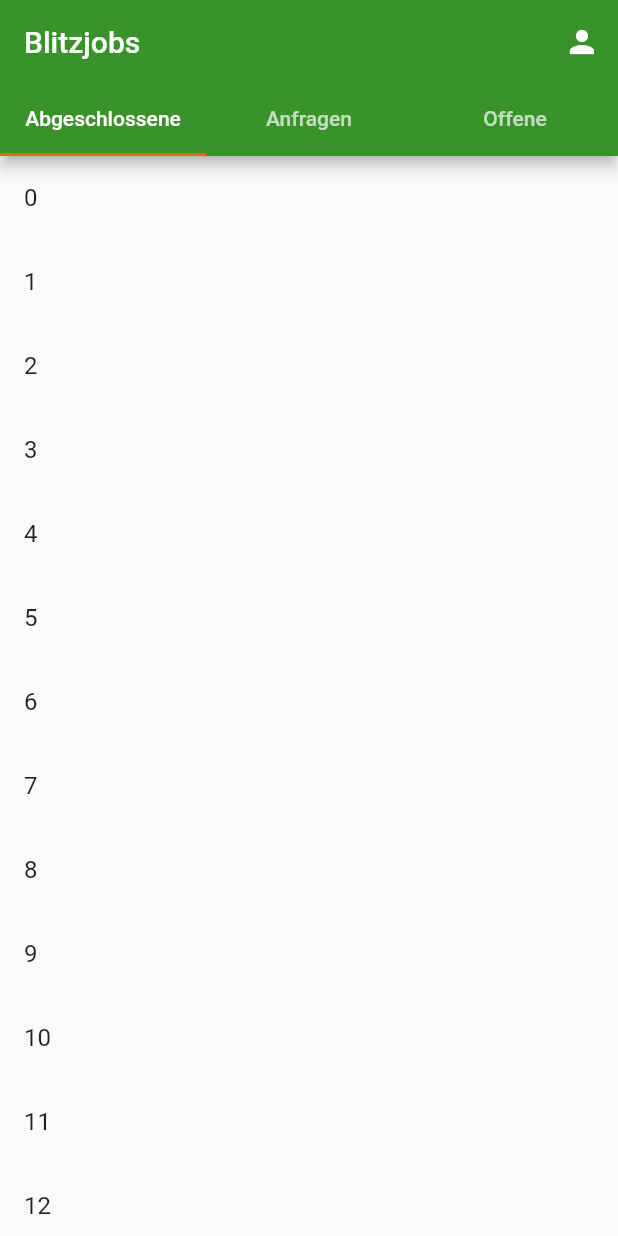
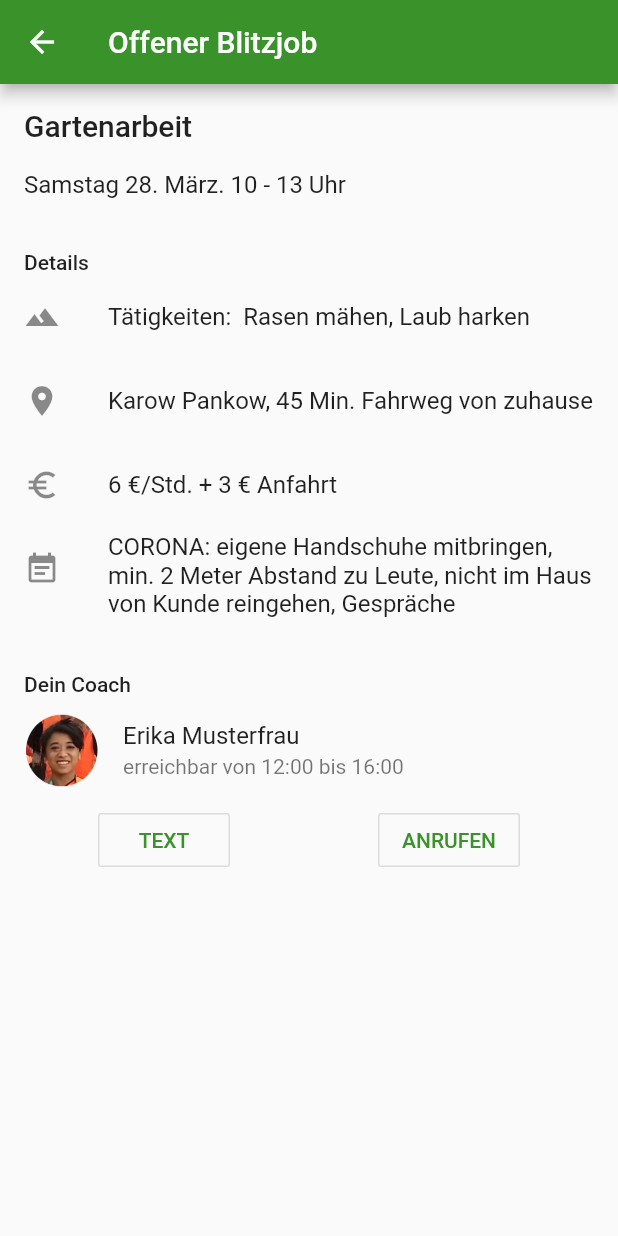
Before and after one commit to maxreb/teenkom, a Flutter app: the screen it shows after launch, after a tap on an icon or button, on a phone screen of 412 x 824 dp. Run offline on Flutter 3.47's test engine with Material 2 defaults, Android fonts, the phone set to English and light mode, and no system bars; our stand-ins replace firebase_messaging; missing offline and left inert: grpc, protobuf; accounts and stored records are empty; project files that could hold a hidden picture were left out.

Commit message:
added open job details

```diff
--- /dev/null
+++ b/mobile/lib/components/job_details.dart
@@ -0,0 +1,95 @@
+import 'package:flutter/material.dart';
+
+class JobData extends StatefulWidget {
+  final bool showDetails;
+
+  const JobData({Key key, this.showDetails = true}) : super(key: key);
+
+  @override
+  _JobDataState createState() => _JobDataState();
+}
+
+class _JobDataState extends State<JobData>
+    with SingleTickerProviderStateMixin {
+  AnimationController controller;
+  Animation<double> _fadeInAnimation;
+
+  @override
+  void didUpdateWidget(JobData oldWidget) {
+    if (oldWidget.showDetails != widget.showDetails) controller.forward();
+    super.didUpdateWidget(oldWidget);
+  }
+
+  @override
+  void initState() {
+    controller = AnimationController(
+      vsync: this,
+      duration: Duration(milliseconds: 200),
+    );
+    _fadeInAnimation = Tween(begin: 0.0, end: 1.0).animate(
+      CurvedAnimation(parent: controller, curve: Curves.easeIn),
+    );
+    if (widget.showDetails) controller.value = 1;
+    super.initState();
+  }
+
+  @override
+  Widget build(BuildContext context) {
+    return Column(
+      mainAxisSize: MainAxisSize.min,
+      crossAxisAlignment: CrossAxisAlignment.start,
+      children: <Widget>[
+        Padding(
+          padding: const EdgeInsets.only(left: 16, right: 16, top: 16),
+          child: Text(
+            'Gartenarbeit',
+            style: Theme.of(context).textTheme.title,
+          ),
+        ),
+        ListTile(
+          title: Text('Samstag 28. März. 10 - 13 Uhr'),
+        ),
+        SizedBox(height: 16),
+        if (widget.showDetails) ...[
+          FadeTransition(
+            opacity: _fadeInAnimation,
+            child: Padding(
+              padding: const EdgeInsets.symmetric(horizontal: 16),
+              child: Text('Details', style: Theme.of(context).textTheme.button,),
+            ),
+          ),
+          FadeTransition(
+            opacity: _fadeInAnimation,
+            child: ListTile(
+              leading: Icon(Icons.terrain),
+              title: Text('Tätigkeiten:  Rasen mähen, Laub harken'),
+            ),
+          ),
+          FadeTransition(
+            opacity: _fadeInAnimation,
+            child: ListTile(
+              leading: Icon(Icons.location_on),
+              title: Text('Karow Pankow, 45 Min. Fahrweg von zuhause'),
+            ),
+          ),
+          FadeTransition(
+            opacity: _fadeInAnimation,
+            child: ListTile(
+              leading: Icon(Icons.euro_symbol),
+              title: Text('6 €/Std. + 3 € Anfahrt'),
+            ),
+          ),
+          FadeTransition(
+            opacity: _fadeInAnimation,
+            child: ListTile(
+              leading: Icon(Icons.event_note),
+              title: Text(
+                'CORONA: eigene Handschuhe mitbringen, min. 2 Meter Abstand zu Leute, nicht im Haus von Kunde reingehen, Gespräche',
+              ),
+            ),
+          )
+        ],
+      ],
+    );
+  }
+}
--- a/mobile/lib/screens/job_request/components/button_row.dart
+++ b/mobile/lib/screens/job_request/components/button_row.dart
@@ -19,7 +19,7 @@ class ButtonRow extends StatelessWidget {
         children: <Widget>[
           Button(
             minWidth: width,
-            color: Colors.lightBlueAccent,
+            color: Theme.of(context).accentColor,//Colors.lightBlueAccent,
             onPressed: () {
               Navigator.pop(context);
             },
@@ -29,7 +29,7 @@ class ButtonRow extends StatelessWidget {
             ),
           ),
           Button(
-            color: Color(0xFF77dd77),
+            color: Theme.of(context).primaryColor, //Color(0xFF77dd77),
             onPressed: onContinue,
             child: Text(
               stageOneCompleted ? 'Mache ich' : 'Ich habe Interesse',
--- a/mobile/lib/screens/job_request/components/components.dart
+++ /dev/null
@@ -1 +0,0 @@
-export 'button_row.dart';
--- a/mobile/lib/screens/jobs/components/jobs_body.dart
+++ b/mobile/lib/screens/jobs/components/jobs_body.dart
@@ -1,6 +1,8 @@
+import 'package:animations/animations.dart';
 import 'package:app/arguments/job_request_argument.dart';
 import 'package:app/models/job_types.dart';
 import 'package:app/screens/jobs/components/job_list_item.dart';
+import 'package:app/screens/open_job_detail/open_job_detail_screen.dart';
 import 'package:flutter/material.dart';
 
 class JobsBody extends StatelessWidget {
@@ -11,21 +13,28 @@ class JobsBody extends StatelessWidget {
   @override
   Widget build(BuildContext context) {
     return ListView.builder(
-      itemBuilder: (_, index) => JobListItem(
+      itemBuilder: (_, index) {
+        Widget item = JobListItem(
           index: index,
-        onTap: () {
-          if (type == JobTypes.completed) {
-            //TODO
-          } else if (type == JobTypes.request) {
+          onTap: type == JobTypes.request
+              ? () {
                   Navigator.of(context).pushNamed(
                     '/job_request',
                     arguments: JobRequestArgument('$index'),
                   );
-          } else if (type == JobTypes.open) {
-            //TODO
                 }
+              : null,
+        );
+        if (type != JobTypes.request) {
+          return OpenContainer(
+            closedBuilder: (_, __) => item,
+            openBuilder: (_, __) {
+              return OpenJobDetailsScreen();
             },
-      ),
+          );
+        }
+        return item;
+      },
     );
   }
 }
--- a/mobile/lib/screens/jobs/jobs_screen.dart
+++ b/mobile/lib/screens/jobs/jobs_screen.dart
@@ -16,7 +16,7 @@ class JobsScreen extends StatelessWidget {
           title: Text('Blitzjobs'),
           bottom: TabBar(
             tabs: [
-              Tab(text: 'Abgeschlossene'),
+              Tab(text: 'Erledigte'),
               Tab(text: 'Anfragen'),
               Tab(text: 'Offene'),
             ],
@@ -24,9 +24,16 @@ class JobsScreen extends StatelessWidget {
           actions: <Widget>[
             Builder(
               builder: (context) {
-                return IconButton(
-                  icon: Icon(Icons.person),
-                  onPressed: () {
+                return GestureDetector(
+                  child: Padding(
+                    padding: const EdgeInsets.all(8.0),
+                    child: Image.asset(
+                      'images/blitzjobber.png',
+                      width: 45,
+                      height: 45,
+                    ),
+                  ),
+                  onTap: () {
                     showModalBottomSheet(
                       context: context,
                       builder: (_) => SettingsBottomSheet(),
--- /dev/null
+++ b/mobile/lib/screens/open_job_detail/component/your_coach.dart
@@ -0,0 +1,52 @@
+import 'package:flutter/material.dart';
+
+class YourCoach extends StatelessWidget {
+  const YourCoach();
+
+  @override
+  Widget build(BuildContext context) {
+    return Column(
+      crossAxisAlignment: CrossAxisAlignment.start,
+      children: <Widget>[
+        Padding(
+          padding: const EdgeInsets.symmetric(horizontal: 16),
+          child: Text(
+            'Dein Coach',
+            style: Theme.of(context).textTheme.button,
+          ),
+        ),
+        ListTile(
+          leading: Image.asset(
+            'images/coach.png',
+            width: 50,
+            height: 50,
+          ),
+          title: Text('Erika Musterfrau'),
+          subtitle: Text('erreichbar von 12:00 bis 16:00'),
+        ),
+        Padding(
+          padding: const EdgeInsets.symmetric(horizontal: 16),
+          child: Row(
+            mainAxisAlignment: MainAxisAlignment.spaceAround,
+            children: <Widget>[
+              OutlineButton(
+                onPressed: () {},
+                child: Text(
+                  'TEXT',
+                  style: TextStyle(color: Theme.of(context).primaryColor),
+                ),
+              ),
+              OutlineButton(
+                onPressed: () {},
+                child: Text(
+                  'ANRUFEN',
+                  style: TextStyle(color: Theme.of(context).primaryColor),
+                ),
+              ),
+            ],
+          ),
+        ),
+      ],
+    );
+  }
+}
--- /dev/null
+++ b/mobile/lib/screens/open_job_detail/open_job_detail_screen.dart
@@ -0,0 +1,21 @@
+import 'package:app/components/job_details.dart';
+import 'package:app/screens/open_job_detail/component/your_coach.dart';
+import 'package:flutter/material.dart';
+
+class OpenJobDetailsScreen extends StatelessWidget {
+  @override
+  Widget build(BuildContext context) {
+    return Scaffold(
+      appBar: AppBar(
+        title: Text('Offener Blitzjob'),
+      ),
+      body: ListView(
+        children: <Widget>[
+          JobData(),
+          SizedBox(height: 32),
+          const YourCoach(),
+        ],
+      ),
+    );
+  }
+}
```
Also changed, not shown: mobile/lib/bloc/jobs_bloc.dart (added, +29 -0 lines), mobile/lib/screens/job_accepted/job_accepeted_dialog.dart (added, +11 -0 lines), mobile/lib/screens/job_request/job_request_screen.dart (+5 -32 lines), mobile/lib/screens/settings_bottom_sheet/settings_bottom_sheet.dart (+22 -5 lines), mobile/lib/utils/firebase.dart (+15 -3 lines), mobile/pubspec.yaml (+3 -4 lines), mobile/images/blitzjobber.png (added), mobile/images/coach.png (added), 2 other files. Lines whose indentation alone changed are shown as unchanged.
